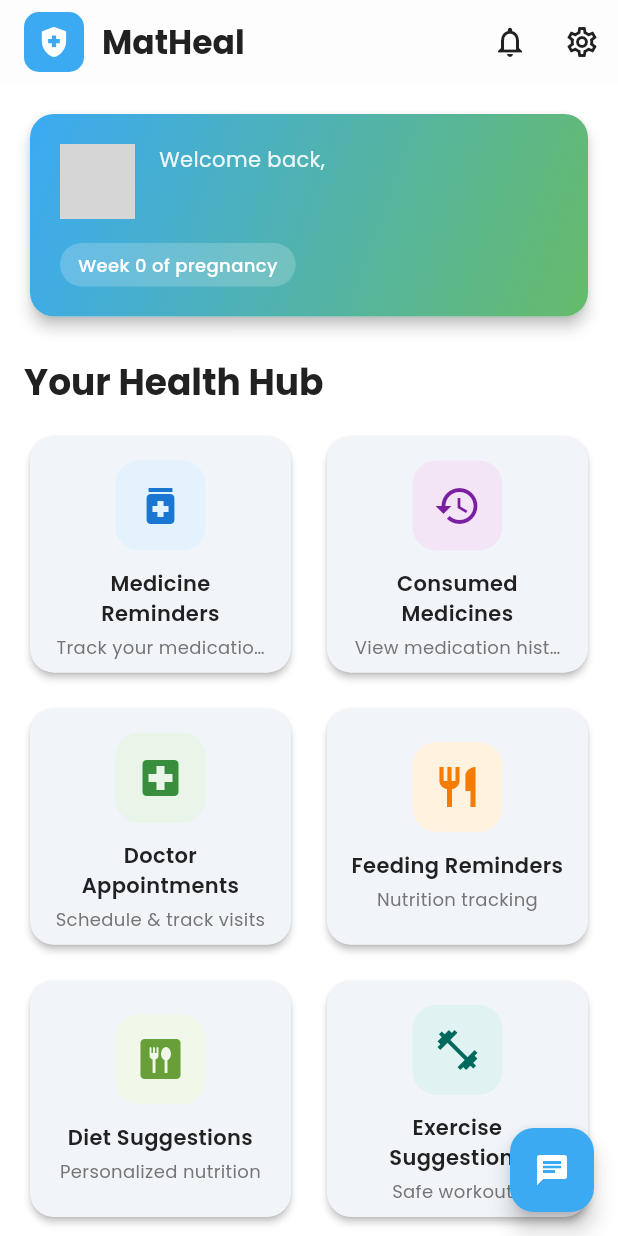
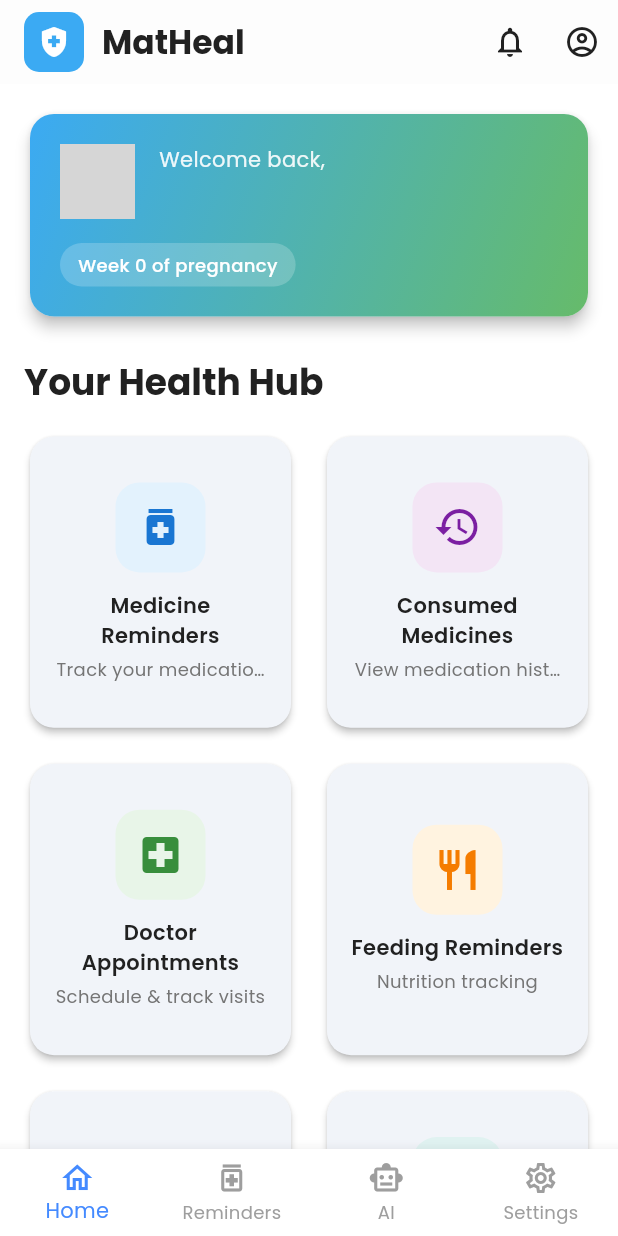
Before and after one commit to The-Spartacus/MatHeal, a Flutter app: the HomeScreen screen opened directly, on a phone screen of 412 x 824 dp. Run offline on Flutter 3.47's test engine with Material 3 defaults, Android fonts, the phone set to English and light mode, and no system bars; our stand-ins replace cloud_firestore, firebase_auth, firebase_core, flutter_local_notifications, google_fonts, image_picker and 2 more; missing offline and left inert: firebase_app_check; accounts and stored records are empty; network calls fail; grey boxes are pictures that could not be loaded.

Commit message:
features aded

```diff
--- a/matheal/lib/screens/home_screen.dart
+++ b/matheal/lib/screens/home_screen.dart
@@ -14,8 +14,57 @@ import 'features/chat_screen.dart';
 import 'profile/profile_screen.dart';
 import 'settings/settings_screen.dart';
 
-class HomeScreen extends StatelessWidget {
+class HomeScreen extends StatefulWidget {
   const HomeScreen({super.key});
+
+  @override
+  State<HomeScreen> createState() => _HomeScreenState();
+}
+
+class _HomeScreenState extends State<HomeScreen> {
+  int _selectedIndex = 0;
+
+  // Screens for each bottom nav tab
+  late final List<Widget> _screens = [
+    _buildHomeTab(), // Home tab = original dashboard with feature grid
+    const MedicineRemindersScreen(),
+    const ChatScreen(),
+    const SettingsScreen(),
+  ];
+
+  void _onItemTapped(int index) {
+    setState(() {
+      _selectedIndex = index;
+    });
+  }
+
+  // 👇 Home dashboard tab
+  Widget _buildHomeTab() {
+    return RefreshIndicator(
+      onRefresh: () async {
+        await Future.delayed(const Duration(seconds: 1));
+      },
+      child: SingleChildScrollView(
+        padding: const EdgeInsets.all(16.0),
+        child: Column(
+          crossAxisAlignment: CrossAxisAlignment.start,
+          children: [
+            _buildWelcomeCard(),
+            const SizedBox(height: 24),
+            Text(
+              'Your Health Hub',
+              style: Theme.of(context).textTheme.headlineSmall?.copyWith(
+                    fontWeight: FontWeight.bold,
+                    color: AppColors.textPrimary,
+                  ),
+            ),
+            const SizedBox(height: 16),
+            _buildFeatureGrid(context),
+          ],
+        ),
+      ),
+    );
+  }
 
   @override
   Widget build(BuildContext context) {
@@ -52,58 +101,52 @@ class HomeScreen extends StatelessWidget {
           IconButton(
             icon: const Icon(Icons.notifications_outlined),
             onPressed: () {
-              // TODO: Show notifications
               ScaffoldMessenger.of(context).showSnackBar(
                 const SnackBar(content: Text('Notifications feature coming soon')),
               );
             },
           ),
           IconButton(
-            icon: const Icon(Icons.settings_outlined),
-            onPressed: () {
+            icon: const Icon(Icons.account_circle_outlined),
+             onPressed: () {
               Navigator.of(context).push(
-                MaterialPageRoute(builder: (context) => const SettingsScreen()),
-              );
-            },
+                MaterialPageRoute(builder: (context) => const ProfileScreen()),
+                );
+              },
           ),
         ],
       ),
-      body: RefreshIndicator(
-        onRefresh: () async {
-          // TODO: Refresh data
-          await Future.delayed(const Duration(seconds: 1));
-        },
-        child: SingleChildScrollView(
-          padding: const EdgeInsets.all(16.0),
-          child: Column(
-            crossAxisAlignment: CrossAxisAlignment.start,
-            children: [
-              _buildWelcomeCard(),
-              const SizedBox(height: 24),
-              Text(
-                'Your Health Hub',
-                style: Theme.of(context).textTheme.headlineSmall?.copyWith(
-                  fontWeight: FontWeight.bold,
-                  color: AppColors.textPrimary,
-                ),
-              ),
-              const SizedBox(height: 16),
-              _buildFeatureGrid(context),
-            ],
+      body: _screens[_selectedIndex],
+      bottomNavigationBar: BottomNavigationBar(
+        type: BottomNavigationBarType.fixed,
+        currentIndex: _selectedIndex,
+        onTap: _onItemTapped,
+        selectedItemColor: Colors.blueAccent,
+        unselectedItemColor: Colors.grey,
+        showUnselectedLabels: true,
+        items: const [
+          BottomNavigationBarItem(
+            icon: Icon(Icons.home_outlined),
+            label: "Home",
           ),
-        ),
-      ),
-      floatingActionButton: FloatingActionButton(
-        onPressed: () {
-          Navigator.of(context).push(
-            MaterialPageRoute(builder: (context) => const ChatScreen()),
-          );
-        },
-        child: const Icon(Icons.chat),
+          BottomNavigationBarItem(
+            icon: Icon(Icons.medication_outlined),
+            label: "Reminders",
+          ),
+          BottomNavigationBarItem(
+            icon: Icon(Icons.smart_toy_outlined),
+            label: "AI",
+          ),
+          BottomNavigationBarItem(
+            icon: Icon(Icons.settings_outlined),
+            label: "Settings",
+          ),
+        ],
       ),
     );
   }
 
+  // --- welcome card
   Widget _buildWelcomeCard() {
     return Consumer<UserProvider>(
       builder: (context, userProvider, child) {
@@ -195,11 +238,6 @@ class HomeScreen extends StatelessWidget {
                       'Complete your profile',
                       style: TextStyle(color: Colors.white, fontSize: 12),
                     ),
-                    style: TextButton.styleFrom(
-                      padding: EdgeInsets.zero,
-                      minimumSize: Size.zero,
-                      tapTargetSize: MaterialTapTargetSize.shrinkWrap,
-                    ),
                   ),
                 ],
               ],
@@ -210,6 +248,7 @@ class HomeScreen extends StatelessWidget {
     );
   }
 
+  // --- feature grid
   Widget _buildFeatureGrid(BuildContext context) {
     final features = [
       FeatureCard(
@@ -299,7 +338,7 @@ class HomeScreen extends StatelessWidget {
       physics: const NeverScrollableScrollPhysics(),
       gridDelegate: const SliverGridDelegateWithFixedCrossAxisCount(
         crossAxisCount: 2,
-        childAspectRatio: 1.1,
+        childAspectRatio: 0.9,
         crossAxisSpacing: 16,
         mainAxisSpacing: 16,
       ),
--- a/matheal/lib/utils/theme.dart
+++ b/matheal/lib/utils/theme.dart
@@ -94,11 +94,39 @@ class AppTheme {
     primary: AppColors.primary,
     secondary: AppColors.accent,
   ),
-    textTheme: GoogleFonts.poppinsTextTheme(ThemeData.dark().textTheme),
+
+  // Font
+  textTheme: GoogleFonts.poppinsTextTheme(
+    ThemeData(brightness: Brightness.dark).textTheme,
+  ),
+
+  // AppBar
   appBarTheme: const AppBarTheme(
     elevation: 0,
     backgroundColor: Colors.transparent,
     centerTitle: true,
   ),
+
+  // Card Styling
+  cardTheme: CardThemeData(
+    color: const Color(0xFF1E1E1E),
+    elevation: 2,
+    shape: RoundedRectangleBorder(
+      borderRadius: BorderRadius.circular(12),
+    ),
+  ),
+
+  // Elevated Buttons
+  elevatedButtonTheme: ElevatedButtonThemeData(
+    style: ElevatedButton.styleFrom(
+      backgroundColor: AppColors.primary,
+      foregroundColor: Colors.white,
+      shape: RoundedRectangleBorder(
+        borderRadius: BorderRadius.circular(12),
+      ),
+      textStyle: const TextStyle(fontWeight: FontWeight.w600),
+    ),
+  ),
 );
+
 }
```
Lines whose indentation alone changed are shown as unchanged.
